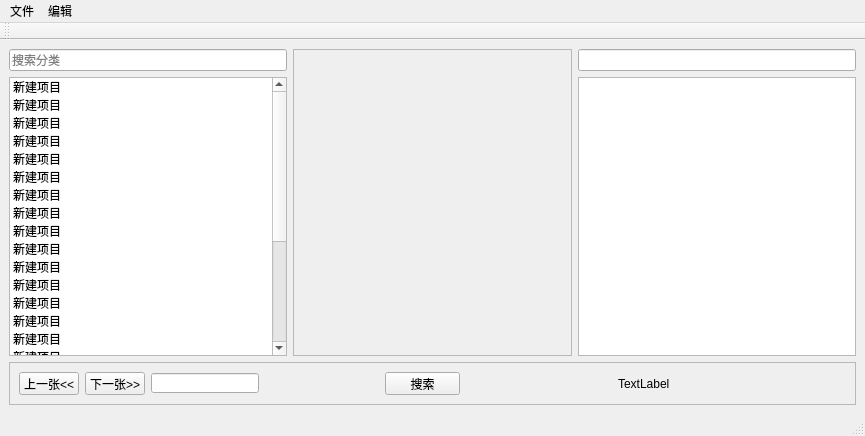
Qt form mark/untitled.ui (xytysingle/AnnotationTool) before a commit.
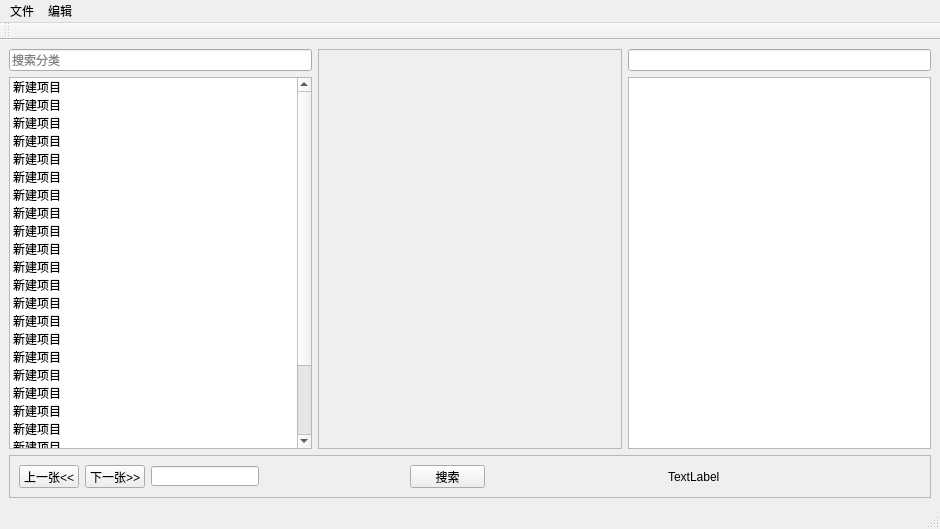
The same form after that commit.

Patch:
```diff
--- a/mark/untitled.ui
+++ b/mark/untitled.ui
@@ -6,8 +6,8 @@
    <rect>
     <x>0</x>
     <y>0</y>
-    <width>865</width>
-    <height>436</height>
+    <width>940</width>
+    <height>529</height>
    </rect>
   </property>
   <property name="cursor">
@@ -173,8 +173,8 @@
           <rect>
            <x>0</x>
            <y>0</y>
-           <width>275</width>
-           <height>308</height>
+           <width>298</width>
+           <height>384</height>
           </rect>
          </property>
         </widget>
@@ -267,8 +267,8 @@
     <rect>
      <x>0</x>
      <y>0</y>
-     <width>865</width>
-     <height>23</height>
+     <width>940</width>
+     <height>26</height>
     </rect>
    </property>
    <widget class="QMenu" name="menu">
```
